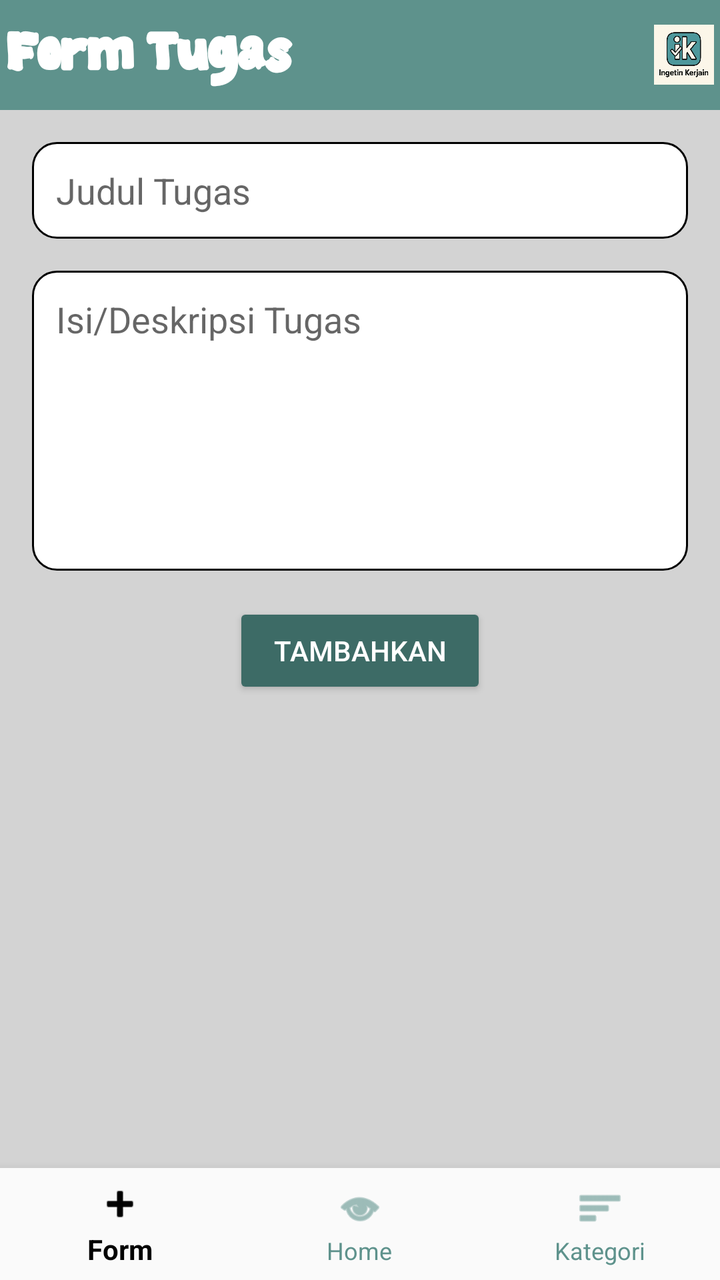
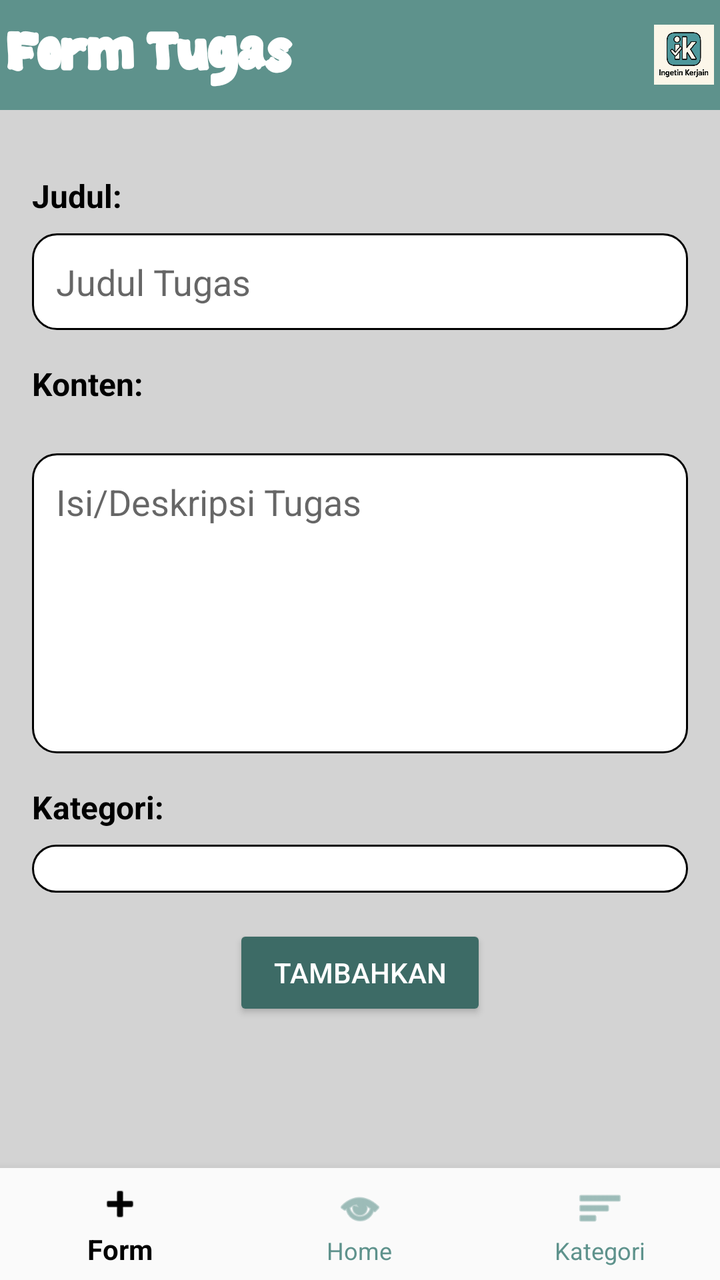

Two renders of the same Android screen: before a commit and after it. Below are the layout's source before the change and the commit's diff.
<!-- AndroidManifest.xml: application theme Theme.Tugas3kelompok -->
<!-- res/layout/activity_task_form.xml -->
<?xml version="1.0" encoding="utf-8"?>
<androidx.constraintlayout.widget.ConstraintLayout
    xmlns:android="http://schemas.android.com/apk/res/android"
    xmlns:app="http://schemas.android.com/apk/res-auto"
    android:layout_width="match_parent"
    android:layout_height="match_parent"
    android:background="@color/light_gray">

    
    <LinearLayout
        android:id="@+id/navbar"
        android:layout_width="match_parent"
        android:layout_height="wrap_content"
        android:background="#5e928c"
        android:orientation="horizontal"
        android:padding="3dp"
        android:gravity="center_vertical"
        app:layout_constraintTop_toTopOf="parent"
        app:layout_constraintStart_toStartOf="parent"
        app:layout_constraintEnd_toEndOf="parent">

        <TextView
            android:id="@+id/tvNavbar"
            android:layout_width="0dp"
            android:layout_height="wrap_content"
            android:layout_weight="1"
            android:text="Form Tugas"
            android:textColor="#FFFFFF"
            android:textSize="35sp"
            android:textStyle="bold"
            android:fontFamily="@font/urbansketchreguler"
            android:includeFontPadding="false"
            android:letterSpacing="0"
            android:lineSpacingExtra="0dp" />

        <ImageView
            android:id="@+id/imgLogo"
            android:layout_width="30dp"
            android:layout_height="30dp"
            android:src="@mipmap/ingetinkerjain_foreground"
            android:contentDescription="@string/logo" />
    </LinearLayout>

    
    <LinearLayout
        android:id="@+id/formContainer"
        android:layout_width="0dp"
        android:layout_height="0dp"
        android:orientation="vertical"
        android:padding="16dp"
        app:layout_constraintTop_toBottomOf="@id/navbar"
        app:layout_constraintBottom_toTopOf="@id/bottomNav"
        app:layout_constraintStart_toStartOf="parent"
        app:layout_constraintEnd_toEndOf="parent">

        <EditText
            android:id="@+id/etTaskTitle"
            android:layout_width="match_parent"
            android:layout_height="wrap_content"
            android:background="@drawable/edittext_rounded"
            android:hint="Judul Tugas"
            android:padding="12dp"
            android:textColor="@color/black" />

        <EditText
            android:id="@+id/etTaskContent"
            android:layout_width="match_parent"
            android:layout_height="150dp"
            android:layout_marginTop="16dp"
            android:background="@drawable/edittext_rounded"
            android:gravity="top"
            android:hint="Isi/Deskripsi Tugas"
            android:padding="12dp"
            android:textColor="@color/black" />

        <Button
            android:id="@+id/btnNext"
            android:layout_width="wrap_content"
            android:layout_height="wrap_content"
            android:layout_marginTop="16dp"
            android:backgroundTint="#3D6B66"
            android:text="Tambahkan"
            android:textColor="#FFFFFF"
            android:paddingLeft="20dp"
            android:paddingRight="20dp"
            android:layout_gravity="center_horizontal" />
    </LinearLayout>

    
    <com.google.android.material.bottomnavigation.BottomNavigationView
        android:id="@+id/bottomNav"
        android:layout_width="0dp"
        android:layout_height="wrap_content"
        android:layout_marginTop="16dp"
        android:background="?android:attr/windowBackground"
        app:menu="@menu/bottom_nav_menu"
        app:itemIconTint="@color/nav_item_color"
        app:itemTextColor="@color/nav_item_color"
        app:layout_constraintBottom_toBottomOf="parent"
        app:layout_constraintStart_toStartOf="parent"
        app:layout_constraintEnd_toEndOf="parent"/>

</androidx.constraintlayout.widget.ConstraintLayout>
<!-- resources referenced by this layout -->
<resources>
  <color name="black">#000000</color>
  <color name="light_gray">#D3D3D3</color>
  <!-- drawable edittext_rounded (drawable) -->
  <?xml version="1.0" encoding="utf-8"?>
  <shape xmlns:android="http://schemas.android.com/apk/res/android"
      android:shape="rectangle">
      <solid android:color="#FFFFFF"/>
      <corners android:radius="12dp"/>
      <stroke android:width="1dp" android:color="#000000"/>
      <padding
          android:left="10dp"
          android:top="10dp"
          android:right="10dp"
          android:bottom="10dp"/>
  </shape>
  <!-- mipmap ingetinkerjain_foreground: webp bitmap (mipmap-hdpi, 14022 bytes) -->
  <string name="logo">Logo</string>
  <style name="Theme.Tugas3kelompok" parent="Theme.AppCompat.Light.NoActionBar">
          <item name="colorPrimary">#808080</item>
          <item name="colorPrimaryDark">#808080</item>
          <item name="colorAccent">#808080</item>
          <item name="android:windowLightStatusBar">true</item>
          <item name="android:statusBarColor">#808080</item>
      </style>
</resources>

<!-- the commit's change to res/layout/activity_task_form.xml (unified diff, before → after) -->
@@ -53,6 +53,16 @@
         app:layout_constraintStart_toStartOf="parent"
         app:layout_constraintEnd_toEndOf="parent">
 
+        <TextView
+            android:layout_width="wrap_content"
+            android:layout_height="wrap_content"
+            android:layout_marginTop="16dp"
+            android:layout_marginBottom="8dp"
+            android:text="Judul:"
+            android:textColor="@color/black"
+            android:textSize="16sp"
+            android:textStyle="bold" />
+
         <EditText
             android:id="@+id/etTaskTitle"
             android:layout_width="match_parent"
@@ -61,6 +71,16 @@
             android:hint="Judul Tugas"
             android:padding="12dp"
             android:textColor="@color/black" />
+
+        <TextView
+            android:layout_width="wrap_content"
+            android:layout_height="wrap_content"
+            android:layout_marginTop="16dp"
+            android:layout_marginBottom="8dp"
+            android:text="Konten:"
+            android:textColor="@color/black"
+            android:textSize="16sp"
+            android:textStyle="bold" />
 
         <EditText
             android:id="@+id/etTaskContent"
@@ -72,6 +92,24 @@
             android:hint="Isi/Deskripsi Tugas"
             android:padding="12dp"
             android:textColor="@color/black" />
+
+        <TextView
+            android:layout_width="wrap_content"
+            android:layout_height="wrap_content"
+            android:layout_marginTop="16dp"
+            android:layout_marginBottom="8dp"
+            android:text="Kategori:"
+            android:textColor="@color/black"
+            android:textSize="16sp"
+            android:textStyle="bold" />
+
+        <Spinner
+            android:id="@+id/spinnerCategory"
+            android:layout_width="match_parent"
+            android:layout_height="wrap_content"
+            android:background="@drawable/edittext_rounded"
+            android:padding="12dp"
+            android:popupBackground="@color/white" />
 
         <Button
             android:id="@+id/btnNext"
<!-- resource entries referenced after the edit -->
@@ -2,6 +2,7 @@
 <resources>
   <color name="black">#000000</color>
   <color name="light_gray">#D3D3D3</color>
+  <color name="white">#FFFFFF</color>
   <!-- drawable edittext_rounded (drawable) -->
   <?xml version="1.0" encoding="utf-8"?>
   <shape xmlns:android="http://schemas.android.com/apk/res/android"
